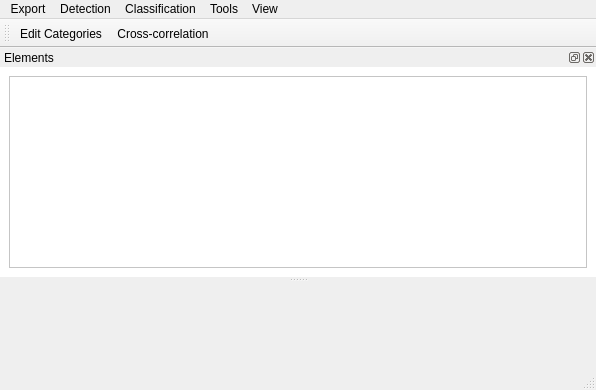
Qt form Graphic_Interface/UI_Files/SegmentationAndClasificationWindowUI.ui (ECMora/SoundLab) before a commit.
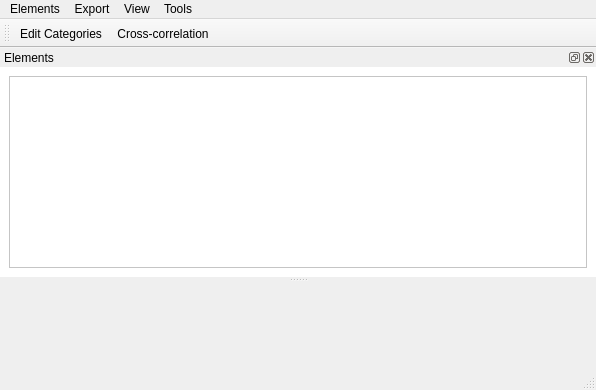
The same form after that commit. Icons and pictures are not drawn. Custom widgets are drawn as their Qt base class.

Diff of the .ui file:
```diff
--- a/Graphic_Interface/UI_Files/SegmentationAndClasificationWindowUI.ui
+++ b/Graphic_Interface/UI_Files/SegmentationAndClasificationWindowUI.ui
@@ -143,7 +143,7 @@
    </widget>
    <widget class="QMenu" name="menuDetection">
     <property name="title">
-     <string>Detection</string>
+     <string>Elements</string>
     </property>
     <addaction name="actionDetection"/>
     <addaction name="actionDelete_Selected_Elements"/>
@@ -158,13 +158,6 @@
     <addaction name="actionPointer_Cursor"/>
     <addaction name="actionRectangular_Cursor"/>
    </widget>
-   <widget class="QMenu" name="menuClasification">
-    <property name="title">
-     <string>Classification</string>
-    </property>
-    <addaction name="actionClassification_Settings"/>
-    <addaction name="actionCross_correlation"/>
-   </widget>
    <widget class="QMenu" name="menuExport">
     <property name="title">
      <string>Export</string>
@@ -181,11 +174,10 @@
     <addaction name="menuGraph_Images"/>
     <addaction name="actionSound_File_Segmentation"/>
    </widget>
-   <addaction name="menuExport"/>
    <addaction name="menuDetection"/>
-   <addaction name="menuClasification"/>
-   <addaction name="menuTools"/>
+   <addaction name="menuExport"/>
    <addaction name="menuParameters"/>
+   <addaction name="menuTools"/>
   </widget>
   <action name="actionZoomIn">
    <property name="icon">
```
Left out of the diff: 43 changed lines with no effect on the pictures.
